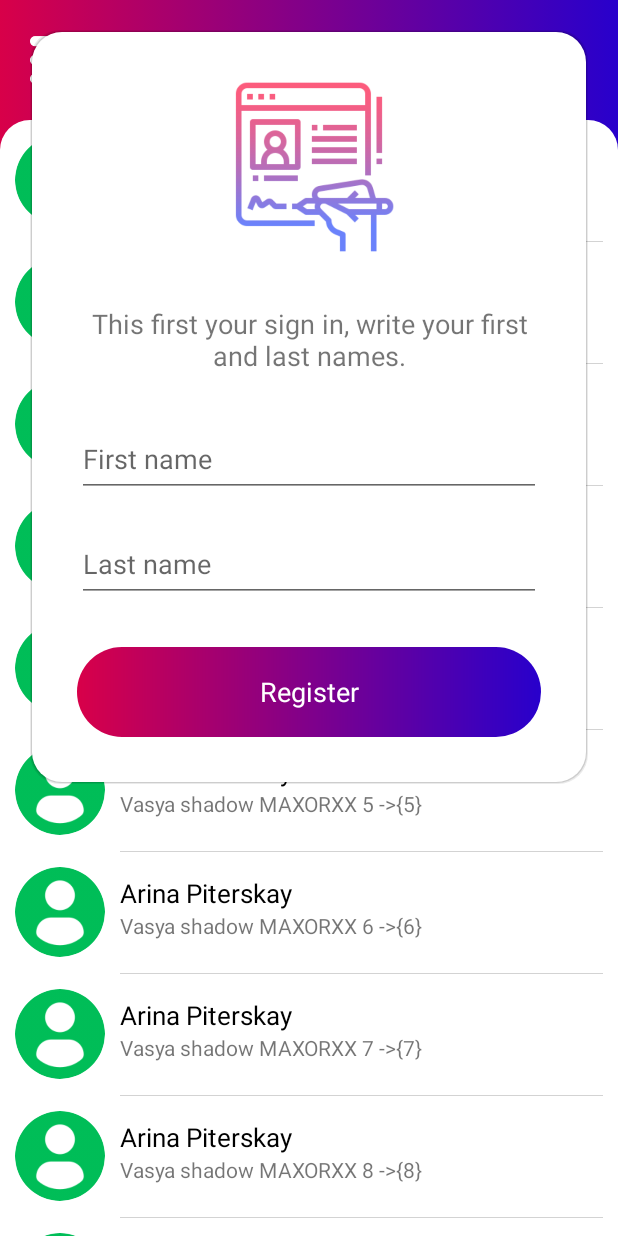
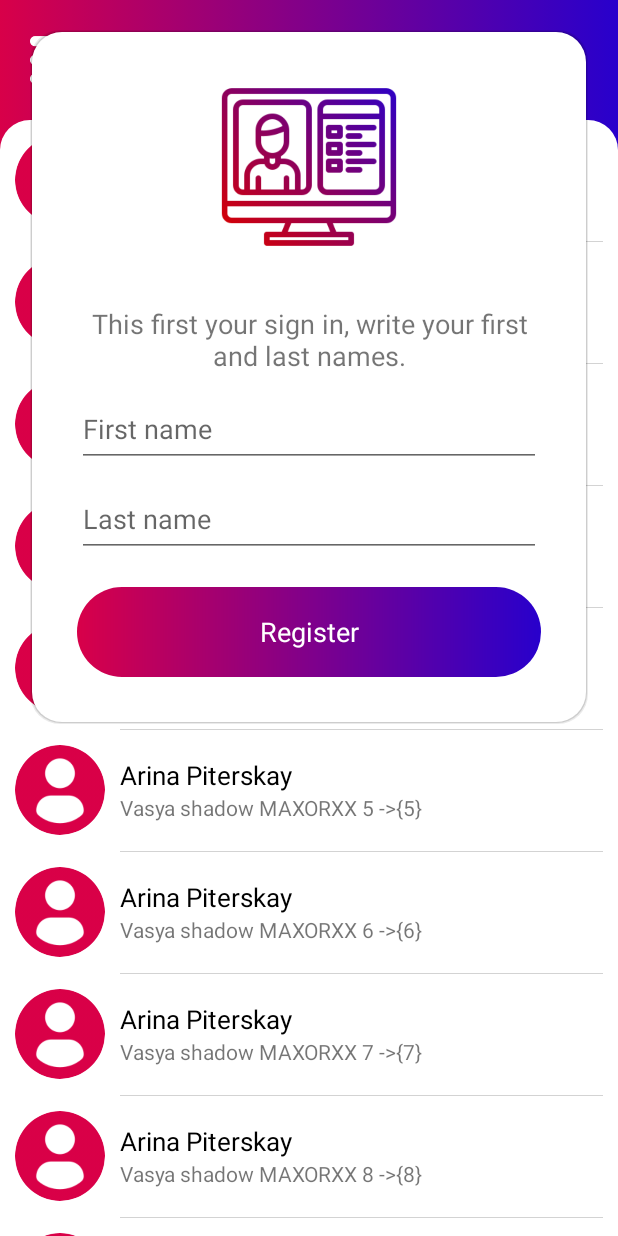
Before and after one commit to char25/flat_messanger, an Android app: the MainFragment screen opened through its navigation route, on a phone screen of 412 x 824 dp. Run offline under Robolectric (Android 15) with nearby library versions, the phone set to English and light mode, and no system bars; our stand-ins replace Firebase (no records; nobody signed in at launch, a user with empty details on screens opened directly).

```diff
--- a/app/src/main/java/com/flat/internal/MemberAdapter.kt
+++ b/app/src/main/java/com/flat/internal/MemberAdapter.kt
@@ -1,5 +1,7 @@
 package com.flat.internal
 
+import android.content.Intent
+import android.os.Bundle
 import android.util.Log
 import android.view.LayoutInflater
 import android.view.View
@@ -7,11 +9,17 @@ import android.view.ViewGroup
 import android.view.animation.AnimationUtils
 import android.widget.TextView
 import androidx.recyclerview.widget.RecyclerView
+import com.flat.internal.fragments.BaseFragment
 import com.flat.internal.models.Member
 
-class MemberAdapter : RecyclerView.Adapter<MemberAdapter.Holder>() {
+class MemberAdapter(FragBase : BaseFragment) : RecyclerView.Adapter<MemberAdapter.Holder>() {
 
     var ArrayItems = ArrayList<Member>()
+    var BaesFragRef : BaseFragment? = null
+
+    init {
+        this.BaesFragRef = FragBase
+    }
 
     class Holder(ItemView : View) : RecyclerView.ViewHolder(ItemView) {
 
@@ -33,8 +41,16 @@ class MemberAdapter : RecyclerView.Adapter<MemberAdapter.Holder>() {
     override fun onBindViewHolder(holder: Holder, position: Int) {
         holder.Update(ArrayItems[position])
 
+        /*
+            After clicking by item, in bundle args setting 'Member' object by index from array
+            then changing 'MainFragment' on 'ChatFragment' with 'Member' model.
+        */
         holder.view.setOnClickListener(View.OnClickListener {
-            Log.d("Adapter", position.toString())
+
+            var Args = Bundle()
+            Args.putSerializable("MemberObj", ArrayItems[position])
+
+            BaesFragRef!!.ExecuteActionFragment(R.id.Act_GoTo_ChatFragment, Args)
         })
     }
 
--- a/app/src/main/java/com/flat/internal/fragments/MainFragment.kt
+++ b/app/src/main/java/com/flat/internal/fragments/MainFragment.kt
@@ -25,7 +25,13 @@ class MainFragment : BaseFragment(R.layout.fragment_main) {
         super.onViewCreated(view, savedInstanceState)
 
         var MemberRecyclerView = view.findViewById<RecyclerView>(R.id.MemberRecyclerView)
-        var MemAdapter = MemberAdapter()
+
+        /*
+            Creation MemberAdapter with 'BaseFragment' args
+            BaseFragment reference using for start next 'ChatFragment'
+            and using 'Member' model in chat fragment after click by item.
+        */
+        var MemAdapter = MemberAdapter(this)
 
         MemberRecyclerView.layoutManager = LinearLayoutManager(view.context)
         MemberRecyclerView.adapter = MemAdapter
--- a/app/src/main/java/com/flat/internal/models/Member.kt
+++ b/app/src/main/java/com/flat/internal/models/Member.kt
@@ -1,5 +1,7 @@
 package com.flat.internal.models
 
-data class Member(var Name : String) {
+import java.io.Serializable
+
+data class Member(var Name : String) : Serializable{
 
 }
--- a/app/src/main/res/layout/appbar.xml
+++ b/app/src/main/res/layout/appbar.xml
@@ -16,6 +16,7 @@
             android:layout_width="35sp"
             android:layout_height="match_parent"></ImageView>
         <TextView
+            android:id="@+id/AppBarTextView"
             android:textSize="22sp"
             android:gravity="left|center"
             android:text="Flat Messanger"
--- a/app/src/main/res/layout/fragment_register.xml
+++ b/app/src/main/res/layout/fragment_register.xml
@@ -32,8 +32,8 @@
             android:id="@+id/FirstNameEditText"
             android:hint="First name"
             android:inputType="text"
-            android:layout_marginTop="30sp"
-            android:layout_marginBottom="20sp"
+            android:layout_marginTop="10sp"
+            android:layout_marginBottom="10sp"
             android:layout_marginHorizontal="30sp"
             android:layout_width="match_parent"
             android:layout_height="50sp"></EditText>
@@ -42,7 +42,7 @@
             android:id="@+id/LastNameEditText"
             android:hint="Last name"
             android:inputType="text"
-            android:layout_marginBottom="30sp"
+            android:layout_marginBottom="20sp"
             android:layout_marginHorizontal="30sp"
             android:layout_width="match_parent"
             android:layout_height="50sp"></EditText>
--- a/app/src/main/res/layout/member_item.xml
+++ b/app/src/main/res/layout/member_item.xml
@@ -29,7 +29,7 @@
             android:layout_width="match_parent"
             android:layout_height="match_parent">
             <TextView
-                android:paddingTop="5sp"
+                android:paddingTop="8sp"
                 android:textColor="@color/black"
                 android:ellipsize="end"
                 android:maxLines="1"
--- a/app/src/main/res/navigation/nav_graph.xml
+++ b/app/src/main/res/navigation/nav_graph.xml
@@ -41,6 +41,13 @@
         tools:layout="@layout/fragment_loading">
     </fragment>
 
+    <fragment
+        android:id="@+id/ChatFragment"
+        android:name="com.flat.internal.fragments.ChatFragment"
+        android:label="ChatFragment"
+        tools:layout="@layout/fragment_chat">
+    </fragment>
+
     <action
         android:id="@+id/Act_GoTo_LoadingFragment"
         app:destination="@id/LoadingFragment" />
@@ -58,4 +65,8 @@
         android:id="@+id/Act_GoTo_AuthFragment"
         app:destination="@id/AuthFragment" />
 
+    <action
+        android:id="@+id/Act_GoTo_ChatFragment"
+        app:destination="@id/ChatFragment" />
+
 </navigation>
--- a/app/src/main/res/values-night/themes.xml
+++ b/app/src/main/res/values-night/themes.xml
@@ -6,8 +6,8 @@
         <item name="colorPrimaryVariant">@color/fl_red</item>
         <item name="colorOnPrimary">@color/black</item>
         <!-- Secondary brand color. -->
-        <item name="colorSecondary">@color/teal_200</item>
-        <item name="colorSecondaryVariant">@color/teal_200</item>
+        <item name="colorSecondary">@color/fl_red</item>
+        <item name="colorSecondaryVariant">@color/fl_red</item>
         <item name="colorOnSecondary">@color/black</item>
         <!-- Status bar color. -->
         <item name="android:statusBarColor" tools:targetApi="l">?attr/colorPrimaryVariant</item>
--- a/app/src/main/res/values/colors.xml
+++ b/app/src/main/res/values/colors.xml
@@ -3,7 +3,7 @@
     <color name="purple_200">#FFBB86FC</color>
     <color name="purple_500">#FF6200EE</color>
     <color name="purple_700">#FF3700B3</color>
-    <color name="teal_200">#FF03DAC5</color>
+
     <color name="teal_700">#FF018786</color>
     <color name="black">#FF000000</color>
     <color name="grey">#D3D3D3</color>
--- a/app/src/main/res/values/themes.xml
+++ b/app/src/main/res/values/themes.xml
@@ -6,7 +6,7 @@
         <item name="colorPrimaryVariant">@color/fl_red</item>
         <item name="colorOnPrimary">@color/white</item>
         <!-- Secondary brand color. -->
-        <item name="colorSecondary">@color/teal_200</item>
+        <item name="colorSecondary">@color/fl_red</item>
         <item name="colorSecondaryVariant">@color/teal_700</item>
         <item name="colorOnSecondary">@color/black</item>
         <!-- Status bar color. -->
```
Also changed, not shown: app/src/main/java/com/flat/internal/fragments/BaseFragment.kt (+11 -0 lines), app/src/main/java/com/flat/internal/fragments/ChatFragment.kt (added, +31 -0 lines), app/src/main/res/layout/fragment_auth.xml (+17 -4 lines), app/src/main/res/layout/fragment_chat.xml (added, +22 -0 lines), app/src/main/res/layout/fragment_verification.xml (+9 -2 lines), app/src/main/res/drawable/register.png, app/src/main/res/drawable/user.png.
